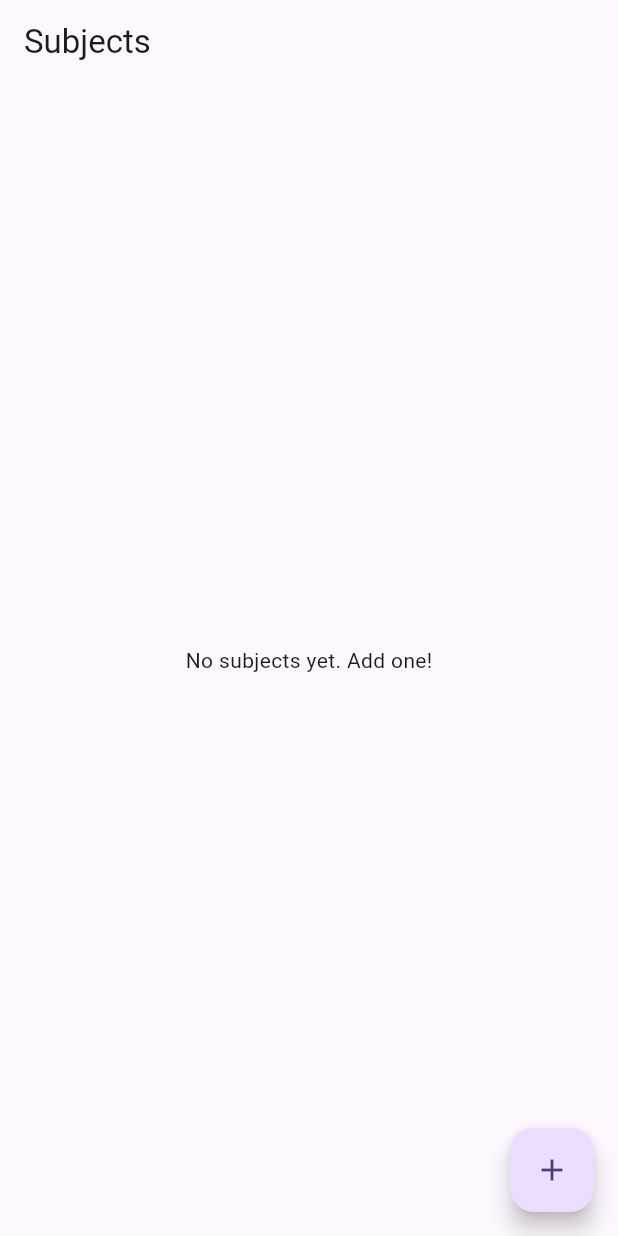
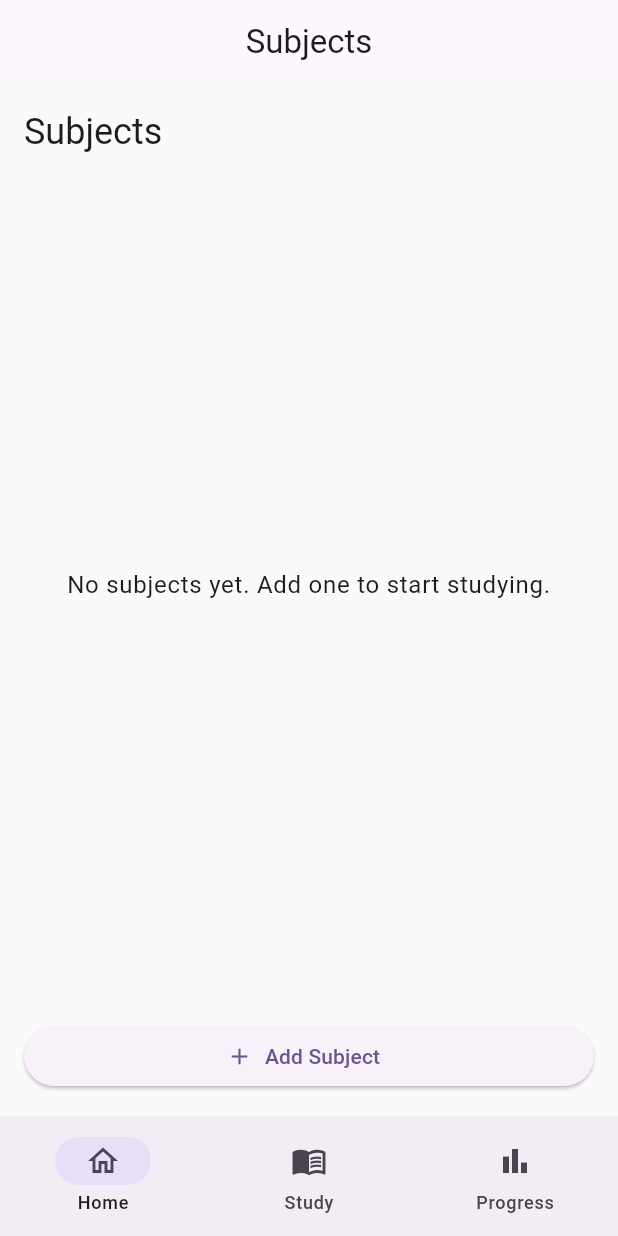
Before and after one commit to Khald009/the_feast, a Flutter app: the screen it shows after launch, on a phone screen of 412 x 824 dp. Run offline on Flutter 3.47's test engine with Material 3 defaults, Android fonts, the light colour scheme and no system bars; our stand-ins replace flutter_riverpod, hive, hive_flutter; accounts and stored records are empty.

Commit message:
Add AppShell and Navigation

```diff
--- a/lib/main.dart
+++ b/lib/main.dart
@@ -1,7 +1,7 @@
 import 'package:flutter/material.dart';
 import 'package:flutter_riverpod/flutter_riverpod.dart';
 import 'package:hive_flutter/hive_flutter.dart';
-import 'screens/home_screen.dart';
+import 'screens/app_shell.dart';
 import 'adapters/subject_adapter.dart';
 import 'adapters/lecture_adapter.dart';
 import 'adapters/content_adapter.dart';
@@ -26,10 +26,18 @@ class MyApp extends StatelessWidget {
     return MaterialApp(
       title: 'Smart Study App',
       theme: ThemeData(
+        useMaterial3: true,
         colorScheme: ColorScheme.fromSeed(seedColor: Colors.deepPurple),
-        useMaterial3: true,
+        scaffoldBackgroundColor: Colors.grey[50],
+        appBarTheme: const AppBarTheme(elevation: 0, centerTitle: true),
+        cardTheme: CardTheme(
+          color: Colors.white,
+          elevation: 2,
+          shape: RoundedRectangleBorder(borderRadius: BorderRadius.circular(16)),
+          margin: EdgeInsets.zero,
+        ),
       ),
-      home: const HomeScreen(),
+      home: const AppShell(),
     );
   }
 }
--- /dev/null
+++ b/lib/screens/app_shell.dart
@@ -0,0 +1,52 @@
+import 'package:flutter/material.dart';
+import 'home_screen.dart';
+import 'study_overview_screen.dart';
+import 'progress_screen.dart';
+
+class AppShell extends StatefulWidget {
+  const AppShell({super.key});
+
+  @override
+  State<AppShell> createState() => _AppShellState();
+}
+
+class _AppShellState extends State<AppShell> {
+  int _selectedIndex = 0;
+
+  static const List<String> _titles = [
+    'Subjects',
+    'Study',
+    'Progress',
+  ];
+
+  static const List<Widget> _pages = [
+    HomeScreen(),
+    StudyOverviewScreen(),
+    ProgressScreen(),
+  ];
+
+  void _selectTab(int index) {
+    setState(() {
+      _selectedIndex = index;
+    });
+  }
+
+  @override
+  Widget build(BuildContext context) {
+    return Scaffold(
+      appBar: AppBar(
+        title: Text(_titles[_selectedIndex]),
+      ),
+      body: _pages[_selectedIndex],
+      bottomNavigationBar: NavigationBar(
+        selectedIndex: _selectedIndex,
+        onDestinationSelected: _selectTab,
+        destinations: const [
+          NavigationDestination(icon: Icon(Icons.home_outlined), label: 'Home'),
+          NavigationDestination(icon: Icon(Icons.menu_book_outlined), label: 'Study'),
+          NavigationDestination(icon: Icon(Icons.bar_chart_outlined), label: 'Progress'),
+        ],
+      ),
+    );
+  }
+}
--- a/lib/screens/home_screen.dart
+++ b/lib/screens/home_screen.dart
@@ -11,20 +11,34 @@ class HomeScreen extends ConsumerWidget {
   Widget build(BuildContext context, WidgetRef ref) {
     final subjects = ref.watch(subjectProvider);
 
-    return Scaffold(
-      appBar: AppBar(title: const Text('Subjects')),
-      body: subjects.isEmpty
-          ? Container(
-              alignment: Alignment.center,
-              child: const Text('No subjects yet. Add one!'),
+    return SafeArea(
+      child: Padding(
+        padding: const EdgeInsets.all(16.0),
+        child: Column(
+          crossAxisAlignment: CrossAxisAlignment.stretch,
+          children: [
+            Text(
+              'Subjects',
+              style: Theme.of(context).textTheme.headlineSmall,
+            ),
+            const SizedBox(height: 12),
+            Expanded(
+              child: subjects.isEmpty
+                  ? Center(
+                      child: Text(
+                        'No subjects yet. Add one to start studying.',
+                        style: Theme.of(context).textTheme.bodyLarge,
+                        textAlign: TextAlign.center,
+                      ),
                     )
-          : ListView.builder(
+                  : ListView.separated(
                       itemCount: subjects.length,
+                      separatorBuilder: (_, __) => const SizedBox(height: 12),
                       itemBuilder: (context, index) {
                         final subject = subjects[index];
-                return ListTile(
-                  title: Text(subject.name),
-                  subtitle: Text(subject.description),
+                        return Card(
+                          child: InkWell(
+                            borderRadius: BorderRadius.circular(16.0),
                             onTap: () {
                               Navigator.push(
                                 context,
@@ -33,18 +47,48 @@ class HomeScreen extends ConsumerWidget {
                                 ),
                               );
                             },
-                  trailing: IconButton(
-                    icon: const Icon(Icons.delete),
+                            child: Padding(
+                              padding: const EdgeInsets.all(16.0),
+                              child: Row(
+                                children: [
+                                  Expanded(
+                                    child: Column(
+                                      crossAxisAlignment: CrossAxisAlignment.start,
+                                      children: [
+                                        Text(
+                                          subject.name,
+                                          style: Theme.of(context).textTheme.titleMedium,
+                                        ),
+                                        const SizedBox(height: 8),
+                                        Text(
+                                          subject.description,
+                                          style: Theme.of(context).textTheme.bodyMedium,
+                                        ),
+                                      ],
+                                    ),
+                                  ),
+                                  IconButton(
+                                    icon: const Icon(Icons.delete_outline),
                                     onPressed: () async {
                                       await ref.read(subjectProvider.notifier).deleteSubject(subject.id);
                                     },
                                   ),
+                                ],
+                              ),
+                            ),
+                          ),
                         );
                       },
                     ),
-      floatingActionButton: FloatingActionButton(
+            ),
+            const SizedBox(height: 16),
+            ElevatedButton.icon(
               onPressed: () => _showAddDialog(context, ref),
-        child: const Icon(Icons.add),
+              icon: const Icon(Icons.add),
+              label: const Text('Add Subject'),
+            ),
+          ],
+        ),
       ),
     );
   }
--- /dev/null
+++ b/lib/screens/progress_screen.dart
@@ -0,0 +1,54 @@
+import 'package:flutter/material.dart';
+import 'package:flutter_riverpod/flutter_riverpod.dart';
+import '../providers/user_progress_provider.dart';
+import '../providers/lecture_provider.dart';
+import '../models/lecture.dart';
+
+class ProgressScreen extends ConsumerWidget {
+  const ProgressScreen({super.key});
+
+  @override
+  Widget build(BuildContext context, WidgetRef ref) {
+    final progressItems = ref.watch(userProgressProvider);
+    final lectures = ref.watch(lectureProvider);
+
+    if (progressItems.isEmpty) {
+      return const Center(
+        child: Text('No progress tracked yet.'),
+      );
+    }
+
+    return Padding(
+      padding: const EdgeInsets.all(16.0),
+      child: ListView.separated(
+        itemCount: progressItems.length,
+        separatorBuilder: (_, __) => const SizedBox(height: 12),
+        itemBuilder: (context, index) {
+          final progress = progressItems[index];
+          final lecture = lectures.firstWhere(
+            (lecture) => lecture.id == progress.lectureId,
+            orElse: () => Lecture(id: progress.lectureId, subjectId: '', title: 'Lecture', contentIds: const [], createdAt: DateTime.now()),
+          );
+
+          return Card(
+            child: Padding(
+              padding: const EdgeInsets.all(16.0),
+              child: Column(
+                crossAxisAlignment: CrossAxisAlignment.start,
+                children: [
+                  Text(lecture.title, style: Theme.of(context).textTheme.titleMedium),
+                  const SizedBox(height: 8),
+                  LinearProgressIndicator(value: progress.progress),
+                  const SizedBox(height: 8),
+                  Text('Last accuracy: ${(progress.lastAccuracy * 100).round()}%', style: Theme.of(context).textTheme.bodySmall),
+                  const SizedBox(height: 4),
+                  Text('Attempts: ${progress.totalAttempts}', style: Theme.of(context).textTheme.bodySmall),
+                ],
+              ),
+            ),
+          );
+        },
+      ),
+    );
+  }
+}
```
Also changed, not shown: lib/screens/study_overview_screen.dart (added, +90 -0 lines). Lines whose indentation alone changed are shown as unchanged.
